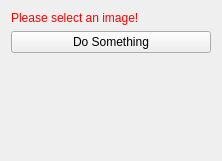
Above: Plugins/org.mitk.gui.qt.thrombus/src/internal/QmitkThrombusViewControls.ui from NAMI-THU/MITK before the change. Below: the same form after it.
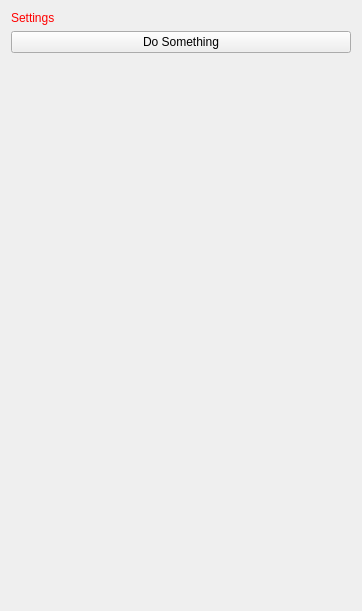
That is the form after the change.

Commit message: Class QmitkThrombusDataReader introduced

The edit to the form file:
```diff
--- a/Plugins/org.mitk.gui.qt.thrombus/src/internal/QmitkThrombusViewControls.ui
+++ b/Plugins/org.mitk.gui.qt.thrombus/src/internal/QmitkThrombusViewControls.ui
@@ -6,8 +6,8 @@
    <rect>
     <x>0</x>
     <y>0</y>
-    <width>222</width>
-    <height>161</height>
+    <width>362</width>
+    <height>611</height>
    </rect>
   </property>
   <property name="minimumSize">
@@ -26,7 +26,7 @@
       <string notr="true">QLabel { color: rgb(255, 0, 0) }</string>
      </property>
      <property name="text">
-      <string>Please select an image!</string>
+      <string>Settings</string>
      </property>
     </widget>
    </item>
```
The commit also changes 2 other files.
